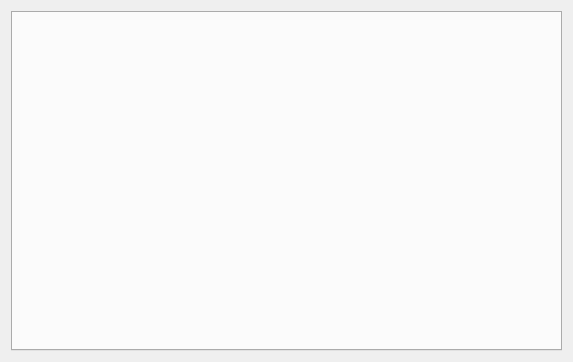
First picture: the form in src/ui/mainwindow.ui, repository marvrez/TwitchIRCChatClient, before the edit.
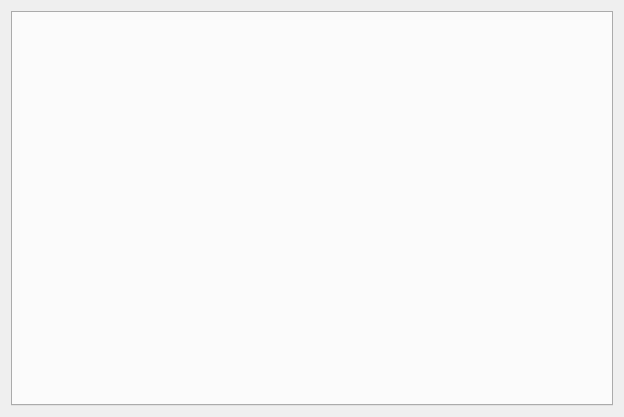
Second picture: the form after the edit.

The edit to the form file:
```diff
--- a/src/ui/mainwindow.ui
+++ b/src/ui/mainwindow.ui
@@ -6,8 +6,8 @@
    <rect>
     <x>0</x>
     <y>0</y>
-    <width>573</width>
-    <height>362</height>
+    <width>624</width>
+    <height>417</height>
    </rect>
   </property>
   <property name="windowTitle">
@@ -17,6 +17,9 @@
    <layout class="QVBoxLayout" name="verticalLayout">
     <item>
      <widget class="QTabWidget" name="tabWidget">
+      <property name="enabled">
+       <bool>true</bool>
+      </property>
       <property name="currentIndex">
        <number>-1</number>
       </property>
```
